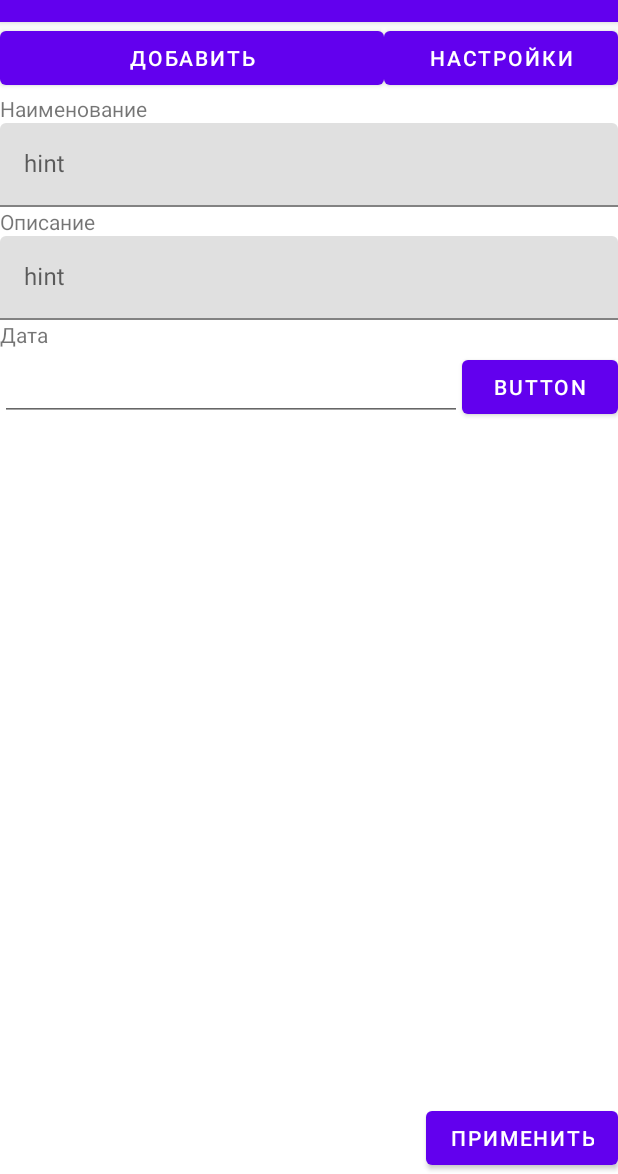
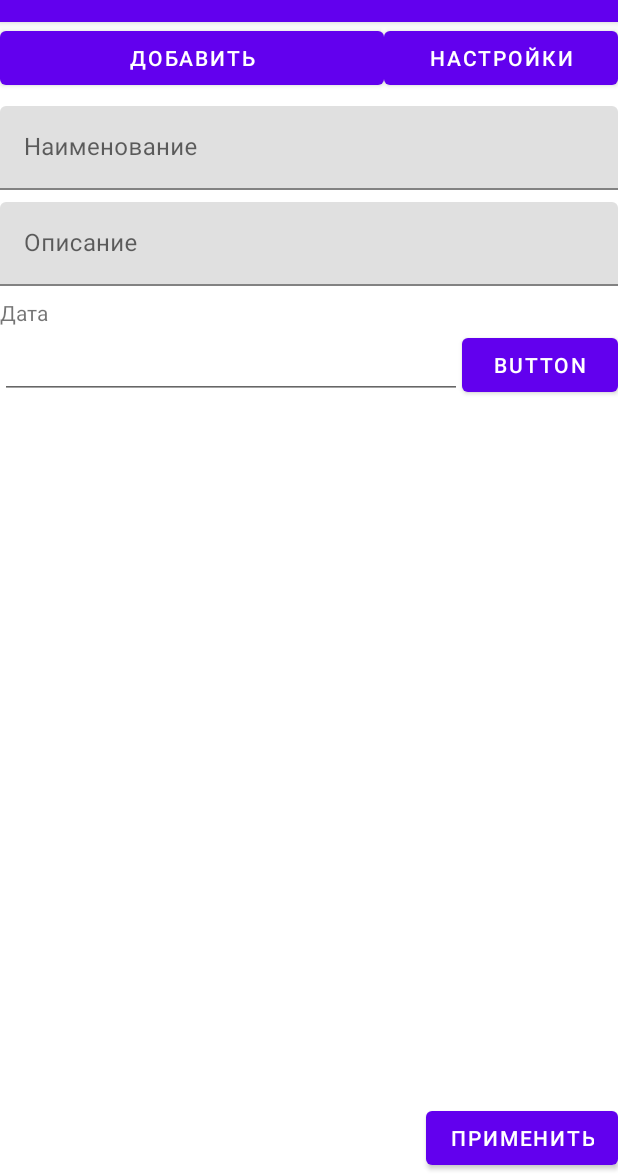
Before and after one commit to lbuckl/NoteBook, an Android app: the screen it shows after launch (MainActivity), after a tap on "ДОБАВИТЬ", on a phone screen of 412 x 824 dp, the part 62-1236 px from its top. Run offline under Robolectric (Android 15) with nearby library versions, the phone set to English and light mode, and no system bars.

Commit message:
Всё работает

```diff
--- a/app/src/main/java/com/vados/notebook/EnterNoteFragment.java
+++ b/app/src/main/java/com/vados/notebook/EnterNoteFragment.java
@@ -87,6 +87,7 @@ public class EnterNoteFragment extends Fragment {
             fragmentManager.beginTransaction()
                     .replace(R.id.fragment_container,MainActivity.itemFragmentNotes)
                     .commit();
+
         });
     }
 }
--- a/app/src/main/java/com/vados/notebook/MainActivity.java
+++ b/app/src/main/java/com/vados/notebook/MainActivity.java
@@ -17,7 +17,7 @@ public class MainActivity extends AppCompatActivity {
     public static Notes notes = new Notes();
     public static FragmentManager fragmentManager;
     public static ItemFragmentNotes itemFragmentNotes = new ItemFragmentNotes();
-    public static EnterNoteFragment enterNoteFragment = new EnterNoteFragment(0);
+    public static EnterNoteFragment enterNoteFragment;
 
     @Override
     protected void onCreate(Bundle savedInstanceState) {
@@ -42,6 +42,7 @@ public class MainActivity extends AppCompatActivity {
 
         button_add.setOnClickListener(v -> {
             //открываем фрагмент с добавлением/изменением заметки
+            enterNoteFragment = new EnterNoteFragment(0);
             fragmentManager
                     .beginTransaction()
                     .replace(R.id.fragment_container,enterNoteFragment)
--- a/app/src/main/java/com/vados/notebook/MyItemRecyclerViewAdapter.java
+++ b/app/src/main/java/com/vados/notebook/MyItemRecyclerViewAdapter.java
@@ -46,8 +46,9 @@ public class MyItemRecyclerViewAdapter extends RecyclerView.Adapter<MyItemRecycl
 
         holder.itemView.setOnClickListener(v -> {
             FragmentManager fragmentManager = MainActivity.fragmentManager;
+            EnterNoteFragment enterNoteFragmentRep = new EnterNoteFragment(mValues.get(position).intDI);
             fragmentManager.beginTransaction()
-                    .replace(R.id.fragment_container,new EnterNoteFragment(mValues.get(position).intDI))
+                    .replace(R.id.fragment_container,enterNoteFragmentRep)
                     .addToBackStack("NoteFragment")
                     .commit();
         });
--- a/app/src/main/res/layout/fragment_enter_note.xml
+++ b/app/src/main/res/layout/fragment_enter_note.xml
@@ -20,39 +20,31 @@
         app:layout_constraintStart_toStartOf="parent"
         app:layout_constraintTop_toTopOf="parent">
 
-        <TextView
-            android:id="@+id/textView"
-            android:layout_width="match_parent"
-            android:layout_height="wrap_content"
-            android:text="@string/noteName" />
 
         <com.google.android.material.textfield.TextInputLayout
             android:layout_width="match_parent"
-            android:layout_height="match_parent">
+            android:layout_height="match_parent"
+            android:layout_marginTop="8dp"
+            android:layout_marginBottom="8dp">
 
             <com.google.android.material.textfield.TextInputEditText
                 android:id="@+id/textInput_noteName"
                 android:layout_width="match_parent"
                 android:layout_height="wrap_content"
-                android:hint="hint" />
+                android:hint="@string/noteName" />
         </com.google.android.material.textfield.TextInputLayout>
-
-        <TextView
-            android:id="@+id/textView4"
-            android:layout_width="match_parent"
-            android:layout_height="wrap_content"
-            android:text="@string/description" />
 
         <com.google.android.material.textfield.TextInputLayout
             android:layout_width="match_parent"
-            android:layout_height="match_parent">
+            android:layout_height="match_parent"
+            android:layout_marginBottom="8dp">
 
 
             <com.google.android.material.textfield.TextInputEditText
                 android:id="@+id/textInput_note"
                 android:layout_width="match_parent"
                 android:layout_height="wrap_content"
-                android:hint="hint" />
+                android:hint="@string/description" />
         </com.google.android.material.textfield.TextInputLayout>
 
     </LinearLayout>
```
